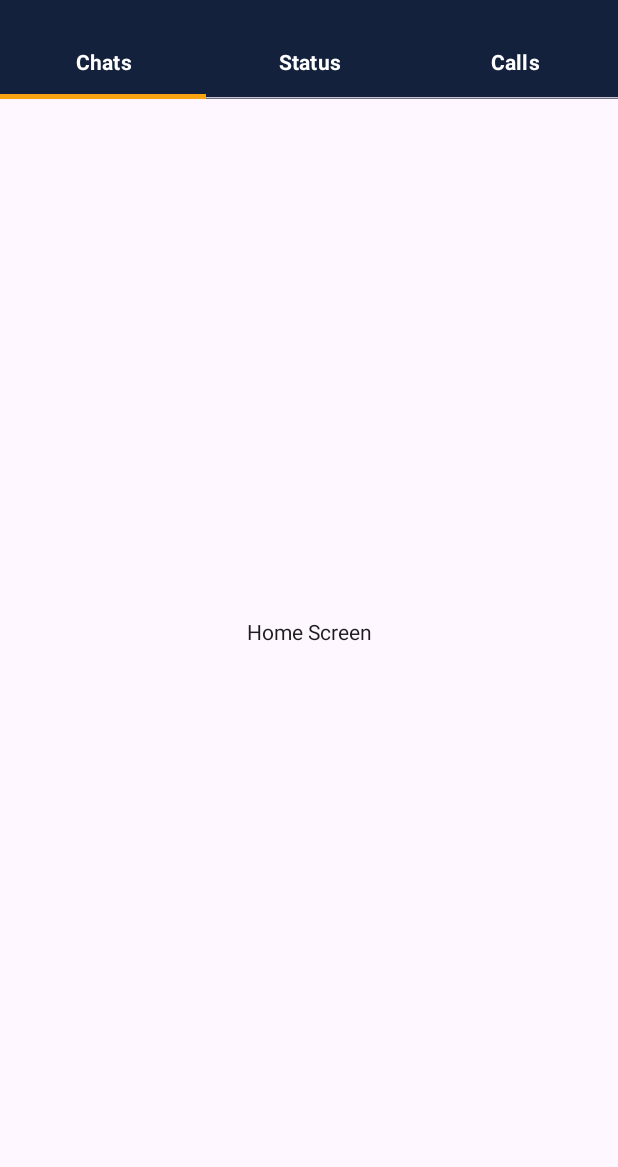
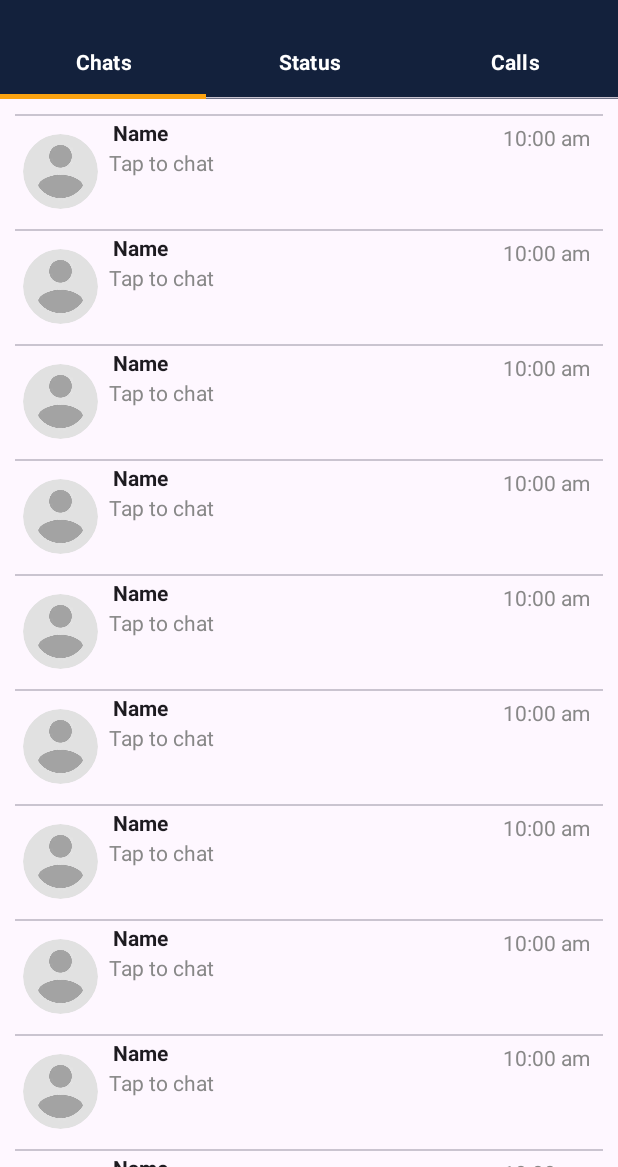
Before and after one commit to Shahidzbi4213/MessageMate, an Android app built with Jetpack Compose: the composable MainScreen shown on its own in the app's theme, on a phone screen of 412 x 824 dp, the part 69-1236 px from its top. Run offline under Robolectric (Android 15) with nearby library versions, the phone set to English and light mode, and no system bars; our stand-ins replace constraintlayout-compose; libraries missing offline, so code that uses them is left out: com.ramcosta.composedestinations; 4 statements that could not run were skipped.

Commit message:
Top App Bar and Chat Item Added

```diff
--- a/app/build.gradle
+++ b/app/build.gradle
@@ -3,6 +3,7 @@ plugins {
     id 'org.jetbrains.kotlin.android'
     id 'com.google.gms.google-services'
     id 'com.google.devtools.ksp'
+    id 'kotlin-parcelize'
 }
 
 android {
@@ -17,7 +18,8 @@ android {
         versionCode 1
         versionName "1.0"
 
-        testInstrumentationRunner "androidx.test.runner.AndroidJUnitRunner"
+        resourceConfigurations += ["en"]
+
 
     }
 
@@ -62,6 +64,7 @@ dependencies {
     implementation 'androidx.activity:activity-compose:1.6.1'
     implementation "androidx.compose.ui:ui:$compose_version"
     implementation "androidx.compose.ui:ui-tooling-preview:$compose_version"
+    implementation "androidx.compose.ui:ui-tooling:1.4.0-beta02"
     implementation 'androidx.compose.material3:material3:1.1.0-alpha07'
 
     //Koin
--- a/app/src/main/AndroidManifest.xml
+++ b/app/src/main/AndroidManifest.xml
@@ -5,6 +5,8 @@
     <uses-permission android:name="android.permission.INTERNET" />
 
     <uses-permission android:name="android.permission.POST_NOTIFICATIONS" />
+
+    <uses-permission android:name="android.permission.READ_CONTACTS"/>
 
     <application
         android:name=".MessageMateApp"
--- a/app/src/main/java/com/example/messagemate/MessageMateApp.kt
+++ b/app/src/main/java/com/example/messagemate/MessageMateApp.kt
@@ -2,12 +2,9 @@ package com.example.messagemate
 
 import android.app.Application
 import com.example.messagemate.data.modules.appModule
-import com.google.firebase.auth.FirebaseAuth
 import com.google.firebase.database.ktx.database
 import com.google.firebase.ktx.Firebase
-import org.koin.android.ext.android.inject
 import org.koin.android.ext.koin.androidContext
-import org.koin.android.ext.koin.androidLogger
 import org.koin.core.context.GlobalContext.startKoin
 
 
--- a/app/src/main/java/com/example/messagemate/data/modules/AppModules.kt
+++ b/app/src/main/java/com/example/messagemate/data/modules/AppModules.kt
@@ -3,7 +3,10 @@ package com.example.messagemate.data.modules
 import com.example.messagemate.MainActivity
 import com.example.messagemate.data.repository.AuthRepo
 import com.example.messagemate.data.repository.AuthRepoImpl
+import com.example.messagemate.data.repository.ContactController
+import com.example.messagemate.data.repository.ContactControllerImpl
 import com.example.messagemate.presentation.viemodels.AuthViewModel
+import com.example.messagemate.presentation.viemodels.ContactViewModel
 import com.google.firebase.auth.FirebaseAuth
 import com.google.firebase.auth.ktx.auth
 import com.google.firebase.database.ktx.database
@@ -23,5 +26,7 @@ val appModule = module {
     single { Firebase.storage }
     factory { MainActivity.getInstance() }
     single<AuthRepo> { AuthRepoImpl(get(), get(), get(), get()) }
+    single<ContactController> { ContactControllerImpl(get()) }
     viewModel { AuthViewModel(get()) }
+    viewModel { ContactViewModel(get()) }
 }
--- /dev/null
+++ b/app/src/main/java/com/example/messagemate/model/UserContact.kt
@@ -0,0 +1,6 @@
+package com.example.messagemate.model
+
+
+// Created by Shahid Iqbal on 3/9/2023.
+
+data class UserContact(val name: String, val phoneNumber: String)
--- a/app/src/main/java/com/example/messagemate/ui/components/TopAppBar.kt
+++ b/app/src/main/java/com/example/messagemate/ui/components/TopAppBar.kt
@@ -1,5 +1,6 @@
 package com.example.messagemate.ui.components
 
+import androidx.compose.foundation.background
 import androidx.compose.foundation.layout.*
 import androidx.compose.material.icons.Icons
 import androidx.compose.material.icons.filled.MoreVert
@@ -9,12 +10,14 @@ import androidx.compose.runtime.getValue
 import androidx.compose.runtime.setValue
 import androidx.compose.runtime.mutableStateOf
 import androidx.compose.runtime.remember
+import androidx.compose.ui.Alignment
 import androidx.compose.ui.Modifier
 import androidx.compose.ui.graphics.Color
 import androidx.compose.ui.res.stringResource
 import androidx.compose.ui.text.font.FontWeight
 import androidx.compose.ui.unit.DpOffset
 import androidx.compose.ui.unit.dp
+import androidx.compose.ui.window.PopupProperties
 import com.example.messagemate.R
 import com.example.messagemate.ui.screens.destinations.ProfileScreenDestination
 import com.example.messagemate.ui.theme.Green
@@ -52,18 +55,27 @@ fun TopApp(modifier: Modifier = Modifier, navigator: DestinationsNavigator) {
                 )
             }
 
+            Box(modifier = Modifier, contentAlignment = Alignment.TopEnd) {
                 DropdownMenu(
                     expanded = expanded,
                     onDismissRequest = { expanded = false },
-                offset = DpOffset(x = 20.dp, y = 0.dp)
-            ) {
+                    properties = PopupProperties(
+                        dismissOnBackPress = true,
+                        dismissOnClickOutside = true,
+                        clippingEnabled = true
+                    ), modifier = Modifier.background(Color.White)
+                )
+                {
                     DropdownMenuItem(text = { Text(text = "Profile") }, onClick = {
                         expanded = false
                         goToProfile = true
                     })
                     Spacer(modifier = Modifier.height(5.dp))
-                DropdownMenuItem(text = { Text(text = "Logout") }, onClick = { expanded = false })
+                    DropdownMenuItem(
+                        text = { Text(text = "Logout") },
+                        onClick = { expanded = false })
 
+                }
             }
         })
 
--- /dev/null
+++ b/app/src/main/java/com/example/messagemate/ui/components/UserChat.kt
@@ -0,0 +1,75 @@
+package com.example.messagemate.ui.components
+
+import androidx.compose.foundation.layout.Row
+import androidx.compose.foundation.layout.fillMaxWidth
+import androidx.compose.foundation.layout.padding
+import androidx.compose.foundation.layout.size
+import androidx.compose.foundation.shape.CircleShape
+import androidx.compose.material3.Text
+import androidx.compose.runtime.Composable
+import androidx.compose.ui.Modifier
+import androidx.compose.ui.draw.clip
+import androidx.compose.ui.graphics.Color
+import androidx.compose.ui.text.font.FontWeight
+import androidx.compose.ui.tooling.preview.Preview
+import androidx.compose.ui.unit.dp
+import androidx.constraintlayout.compose.ConstraintLayout
+
+
+// Created by Shahid Iqbal on 3/9/2023.
+
+@Composable
+fun UserChat() {
+
+    ConstraintLayout(
+        modifier = Modifier
+            .fillMaxWidth()
+            .padding(5.dp)
+    ) {
+        val (profileImage, name, lastMsg, time) = createRefs()
+
+        ProfileImage(path = "",
+            onClick = {},
+            modifier = Modifier
+                .size(50.dp)
+                .clip(CircleShape)
+                .constrainAs(profileImage) {
+                    start.linkTo(parent.start)
+                    top.linkTo(parent.top)
+                    bottom.linkTo(parent.bottom)
+                })
+
+        Text(text = "Name", fontWeight = FontWeight.Bold, modifier = Modifier
+            .constrainAs(name) {
+                top.linkTo(profileImage.top)
+                bottom.linkTo(profileImage.top)
+                start.linkTo(profileImage.end)
+            }
+            .padding(start = 10.dp)
+            .fillMaxWidth(0.7f)
+        )
+
+        Text(text = "Tap to chat", modifier = Modifier
+            .constrainAs(lastMsg) {
+                top.linkTo(name.bottom)
+                start.linkTo(name.start)
+                end.linkTo(name.end)
+            }
+            .fillMaxWidth(0.7f)
+            .padding(start = 5.dp, top = 4.dp),color = Color.Gray)
+
+        Text(text = "10:00 am", color = Color.Gray, modifier = Modifier
+            .constrainAs(time) {
+                top.linkTo(parent.top)
+                end.linkTo(parent.end)
+            }
+            .padding(3.dp))
+    }
+
+}
+
+@Preview(showBackground = true, backgroundColor = 0xFFFFFFFF)
+@Composable
+fun PreviewChat() {
+    UserChat()
+}
--- a/app/src/main/java/com/example/messagemate/ui/screens/MainScreen.kt
+++ b/app/src/main/java/com/example/messagemate/ui/screens/MainScreen.kt
@@ -18,7 +18,10 @@ import androidx.compose.ui.Modifier
 import androidx.compose.ui.text.font.FontWeight
 import androidx.compose.ui.unit.dp
 import androidx.compose.ui.unit.sp
+import com.example.messagemate.model.User
 import com.example.messagemate.ui.components.TopApp
+import com.example.messagemate.ui.screens.destinations.ChatDetailScreenDestination
+import com.example.messagemate.ui.screens.destinations.ProfileScreenDestination
 import com.example.messagemate.ui.screens.mainsub.Calls
 import com.example.messagemate.ui.screens.mainsub.Chats
 import com.example.messagemate.ui.screens.mainsub.Status
@@ -46,14 +49,14 @@ fun MainScreen(navigator: DestinationsNavigator) {
     Column(modifier = Modifier.fillMaxSize()) {
         TopApp(navigator = navigator)
         Tabs(pagerState = pagerState, list = list)
-        TabsContent(pagerState = pagerState, list = list)
+        TabsContent(pagerState = pagerState, list = list,navigator)
     }
 
 }
 
 @OptIn(ExperimentalFoundationApi::class)
 @Composable
-fun TabsContent(pagerState: PagerState, list: List<TabItem>) {
+fun TabsContent(pagerState: PagerState, list: List<TabItem>, navigator: DestinationsNavigator) {
 
     HorizontalPager(
         pageCount = list.size,
@@ -62,7 +65,9 @@ fun TabsContent(pagerState: PagerState, list: List<TabItem>) {
     ) {
 
         when (it) {
-            0 -> Chats()
+            0 -> Chats{ user ->
+                navigator.navigate(ChatDetailScreenDestination(user))
+            }
             1 -> Status()
             2 -> Calls()
         }
--- a/app/src/main/java/com/example/messagemate/ui/screens/mainsub/Chats.kt
+++ b/app/src/main/java/com/example/messagemate/ui/screens/mainsub/Chats.kt
@@ -1,30 +1,41 @@
 package com.example.messagemate.ui.screens.mainsub
 
-import android.R.color
-import androidx.compose.foundation.background
-import androidx.compose.foundation.layout.Arrangement
+import androidx.compose.foundation.clickable
 import androidx.compose.foundation.layout.Column
+import androidx.compose.foundation.layout.PaddingValues
 import androidx.compose.foundation.layout.fillMaxSize
-import androidx.compose.material3.Text
+import androidx.compose.foundation.lazy.LazyColumn
+import androidx.compose.material3.Divider
+import androidx.compose.material3.Surface
 import androidx.compose.runtime.Composable
 import androidx.compose.ui.Alignment
 import androidx.compose.ui.Modifier
-import androidx.compose.ui.graphics.Color
+import androidx.compose.ui.unit.dp
+import com.example.messagemate.model.User
+import com.example.messagemate.ui.components.UserChat
 
 
 // Created by Shahid Iqbal on 3/4/2023.
 
 @Composable
-fun Chats() {
+fun Chats(onClick: (user: User) -> Unit) {
     Column(
         modifier = Modifier
             .fillMaxSize(),
-        verticalArrangement = Arrangement.Center,
         horizontalAlignment = Alignment.CenterHorizontally
     ) {
 
-        Text(text = "Home Screen")
+        LazyColumn(contentPadding = PaddingValues(10.dp)) {
+            items(count = 10) {
+                Surface(modifier = Modifier.clickable {
+                    onClick(User(name = "Bingo"))
+                }) {
+                    UserChat()
+                    Divider()
+                }
 
+            }
+        }
 
     }
 }
```
Also changed, not shown: app/src/main/java/com/example/messagemate/MainActivity.kt (+13 -1 lines), app/src/main/java/com/example/messagemate/data/repository/AuthRepoImpl.kt (+8 -2 lines), app/src/main/java/com/example/messagemate/data/repository/ContactController.kt (added, +16 -0 lines), app/src/main/java/com/example/messagemate/data/repository/ContactControllerImpl.kt (added, +36 -0 lines), app/src/main/java/com/example/messagemate/model/User.kt (+7 -3 lines), app/src/main/java/com/example/messagemate/presentation/viemodels/ContactViewModel.kt (added, +19 -0 lines), app/src/main/java/com/example/messagemate/ui/components/ChatTopBar.kt (added, +107 -0 lines), app/src/main/java/com/example/messagemate/ui/screens/mainsub/ChatDetailScreen.kt (added, +29 -0 lines), app/src/main/java/com/example/messagemate/utils/Constants.kt (+10 -0 lines), 2 other files. Lines whose indentation alone changed are shown as unchanged.
